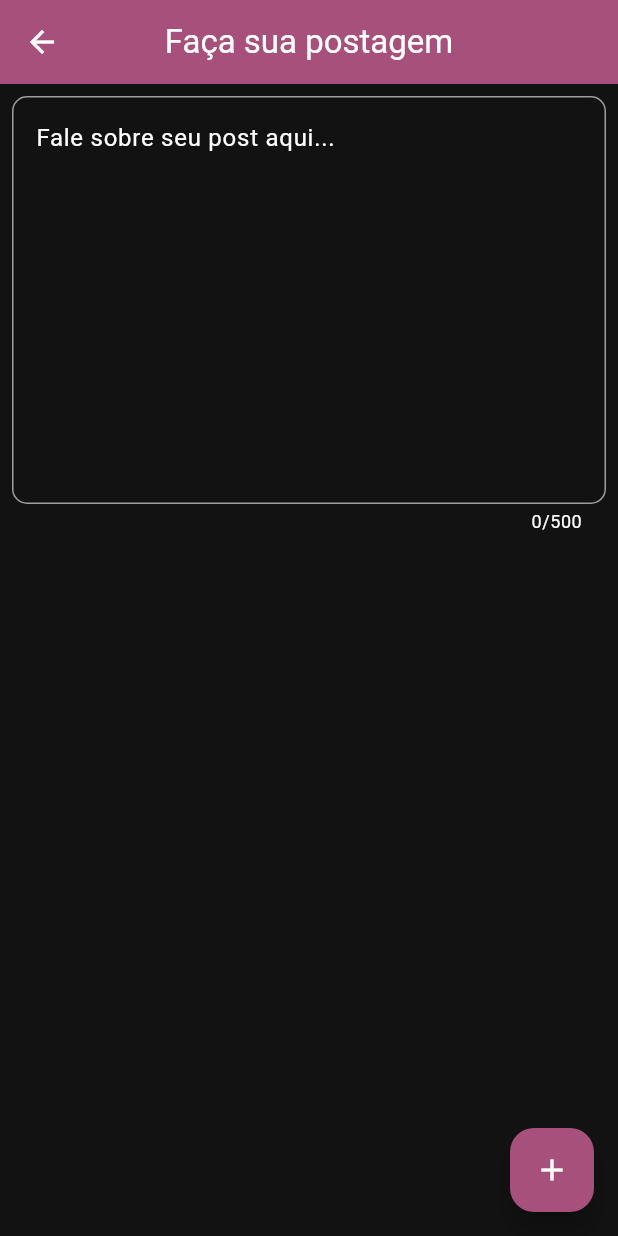
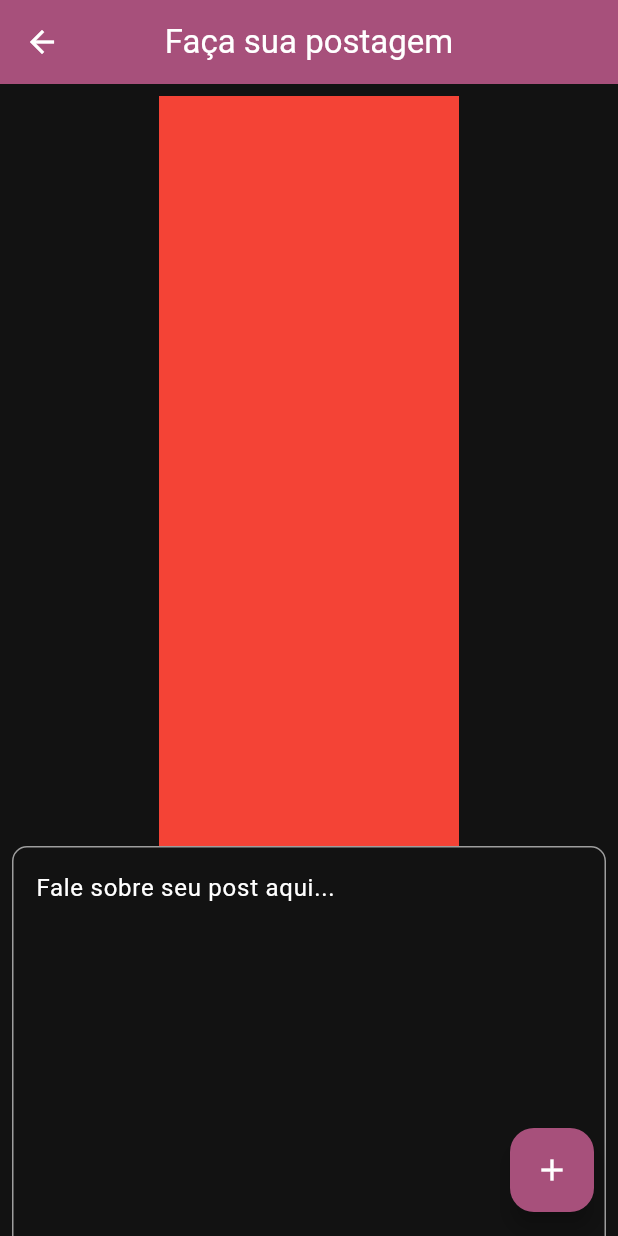
Before and after one commit to CaioReis29/bloc-firebase-instaX, a Flutter app: the screen it shows once a user with an empty profile is signed in, after a tap on the "add" icon, on a phone screen of 412 x 824 dp. Run offline on Flutter 3.47's test engine with Material 2 defaults, Android fonts, the phone set to English and light mode, and no system bars; our stand-ins replace bloc, cloud_firestore, equatable, firebase_auth, firebase_core, firebase_storage and 4 more; accounts and stored records are empty.

```diff
--- a/lib/screens/home/post_screen.dart
+++ b/lib/screens/home/post_screen.dart
@@ -74,7 +74,17 @@ class _PostScreenState extends State<PostScreen> {
           body: SingleChildScrollView(
             child: Padding(
               padding: const EdgeInsets.all(8.0),
-              child: TextField(
+              child: Column(
+                children: [
+                  Container(
+                    height: 500,
+                    width: 200,
+                    decoration: BoxDecoration(
+                      color: Colors.red,
+                      shape: BoxShape.rectangle,
+                    ),
+                  ),
+                  TextField(
                     controller: _textPostController,
                     maxLines: 10,
                     maxLength: 500,
@@ -94,6 +104,8 @@ class _PostScreenState extends State<PostScreen> {
                       ),
                     ),
                   ),
+                ],
+              ),
             ),
           ),
         ),
--- a/packages/post_repository/lib/src/entities/post_entity.dart
+++ b/packages/post_repository/lib/src/entities/post_entity.dart
@@ -6,12 +6,14 @@ import 'package:user_repository/user_repository.dart';
 class PostEntity extends Equatable {
   String postId;
   String post;
+  String picturePost;
   DateTime createdAt;
   MyUser myUser;
 
   PostEntity({
     required this.postId,
     required this.post,
+    required this.picturePost,
     required this.createdAt,
     required this.myUser,
   });
@@ -20,6 +22,7 @@ class PostEntity extends Equatable {
     return {
       "postId": postId,
       "post": post,
+      "picturePost": picturePost,
       "createdAt": createdAt,
       "myUser": myUser.toEntity().toDocument(),
     };
@@ -29,6 +32,7 @@ class PostEntity extends Equatable {
     return PostEntity(
       postId: doc["postId"] as String,
       post: doc["post"] as String,
+      picturePost: doc["picturePost"] as String,
       createdAt: (doc["createdAt"] as Timestamp).toDate(),
       myUser: MyUser.fromEntity(
         MyUserEntity.fromDocument(doc["myUser"]),
@@ -37,13 +41,14 @@ class PostEntity extends Equatable {
   }
 
   @override
-  List<Object?> get props => [postId, post, createdAt, myUser];
+  List<Object?> get props => [postId, post, picturePost, createdAt, myUser];
 
   @override
   String toString() {
     return '''PostEntity: {
       postId: $postId,
       post: $post,
+      picturePost: $picturePost,
       createdAt: $createdAt,
       myUser: $myUser,
     }
--- a/packages/post_repository/lib/src/models/post.dart
+++ b/packages/post_repository/lib/src/models/post.dart
@@ -6,12 +6,14 @@ import 'package:user_repository/user_repository.dart';
 class Post extends Equatable {
   String postId;
   String post;
+  String picturePost;
   DateTime createdAt;
   MyUser myUser;
 
   Post({
     required this.postId,
     required this.post,
+    required this.picturePost,
     required this.createdAt,
     required this.myUser,
   });
@@ -19,6 +21,7 @@ class Post extends Equatable {
   static final empty = Post(
     postId: '',
     post: '',
+    picturePost: '',
     createdAt: DateTime.now(),
     myUser: MyUser.empty,
   );
@@ -26,12 +29,14 @@ class Post extends Equatable {
   Post copyWith({
     String? postId,
     String? post,
+    String? picturePost,
     DateTime? createdAt,
     MyUser? myUser,
   }) {
     return Post(
       postId: postId ?? this.postId,
       post: post ?? this.post,
+      picturePost: picturePost ?? this.picturePost,
       createdAt: createdAt ?? this.createdAt,
       myUser: myUser ?? this.myUser,
     );
@@ -45,6 +50,7 @@ class Post extends Equatable {
     return PostEntity(
       postId: postId,
       post: post,
+      picturePost: picturePost,
       createdAt: createdAt,
       myUser: myUser,
     );
@@ -54,6 +60,7 @@ class Post extends Equatable {
     return Post(
       postId: entity.postId,
       post: entity.post,
+      picturePost: entity.picturePost,
       createdAt: entity.createdAt,
       myUser: entity.myUser,
     );
@@ -64,6 +71,7 @@ class Post extends Equatable {
     return '''Post: {
       postId: $postId,
       post: $post,
+      picturePost: $picturePost,
       createdAt: $createdAt,
       myUser: $myUser,
     }
@@ -71,5 +79,5 @@ class Post extends Equatable {
   }
 
   @override
-  List<Object?> get props => [postId, post, createdAt, myUser];
+  List<Object?> get props => [postId, post, picturePost, createdAt, myUser];
 }
```
Also changed, not shown: lib/screens/home/home_screen.dart (+22 -7 lines), 3 other files. Lines whose indentation alone changed are shown as unchanged.
